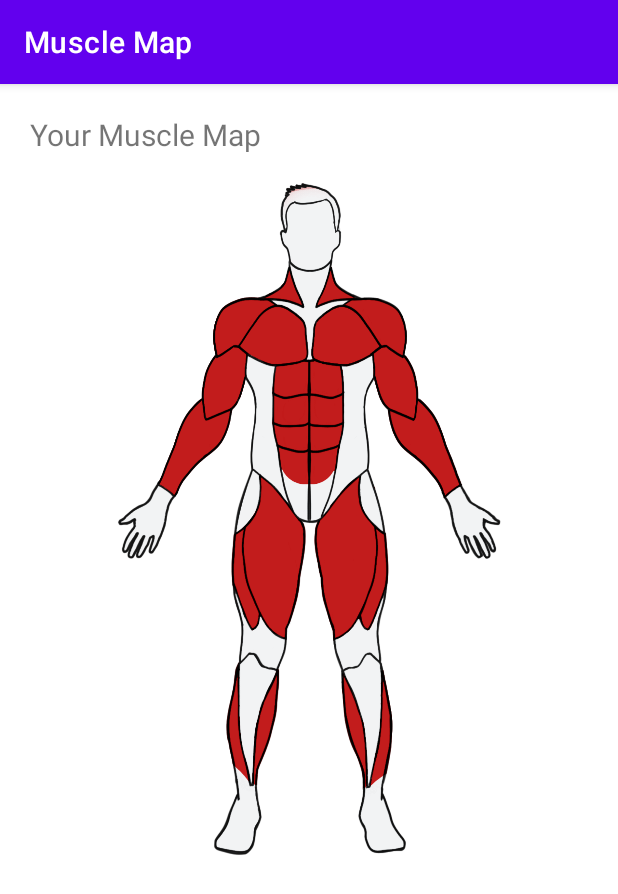
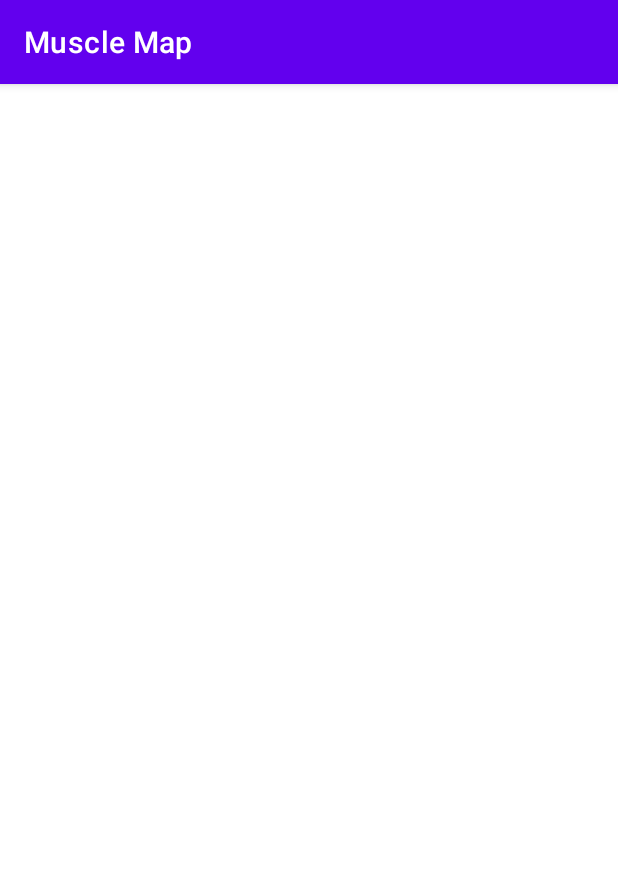
Before and after one commit to dimavrem22/Muscle-Map-Android-App, an Android app: the fragment ExerciseAnalysisFragment shown on its own in the app's theme, on a phone screen of 412 x 824 dp. Shown: the top 894 px of the screen. Run offline under Robolectric (Android 15) with nearby library versions, the phone set to English and light mode, and no system bars.

Commit message:
new images

```diff
--- a/app/src/main/res/layout/fragment_exercise_analysis.xml
+++ b/app/src/main/res/layout/fragment_exercise_analysis.xml
@@ -7,108 +7,6 @@
     android:layout_height="match_parent"
     tools:context=".ExerciseAnalysisFragment">
 
-    <TextView
-        android:id="@+id/textView4"
-        android:layout_width="193dp"
-        android:layout_height="25dp"
-        android:layout_marginStart="20dp"
-        android:layout_marginTop="20dp"
-        android:text="Your Muscle Map"
-        android:textSize="20dp"
-        app:layout_constraintStart_toStartOf="parent"
-        app:layout_constraintTop_toTopOf="parent" />
-
-    <ImageView
-        android:id="@+id/frontViewImage"
-        android:layout_width="wrap_content"
-        android:layout_height="456dp"
-        android:layout_marginTop="15dp"
-        android:src="@drawable/front_view"
-        app:layout_constraintEnd_toEndOf="parent"
-        app:layout_constraintStart_toStartOf="parent"
-        app:layout_constraintTop_toBottomOf="@+id/textView4" />
 
 
-    <ImageView
-        android:id="@+id/bicepsFrontImage"
-        android:layout_width="wrap_content"
-        android:layout_height="456dp"
-        android:layout_marginTop="15dp"
-        android:src="@drawable/biceps_front"
-        app:layout_constraintEnd_toEndOf="parent"
-        app:layout_constraintStart_toStartOf="parent"
-        app:layout_constraintTop_toBottomOf="@+id/textView4" />
-
-    <ImageView
-        android:id="@+id/absFrontImage"
-        android:layout_width="wrap_content"
-        android:layout_height="456dp"
-        android:layout_marginTop="15dp"
-        android:src="@drawable/abs_front"
-        app:layout_constraintEnd_toEndOf="parent"
-        app:layout_constraintStart_toStartOf="parent"
-        app:layout_constraintTop_toBottomOf="@+id/textView4" />
-
-    <ImageView
-        android:id="@+id/trapsFrontImage"
-        android:layout_width="wrap_content"
-        android:layout_height="456dp"
-        android:layout_marginTop="15dp"
-        android:src="@drawable/traps_front"
-        app:layout_constraintEnd_toEndOf="parent"
-        app:layout_constraintStart_toStartOf="parent"
-        app:layout_constraintTop_toBottomOf="@+id/textView4" />
-
-
-    <ImageView
-        android:id="@+id/pecsFrontImage"
-        android:layout_width="wrap_content"
-        android:layout_height="456dp"
-        android:layout_marginTop="15dp"
-        android:src="@drawable/peck_front"
-        app:layout_constraintEnd_toEndOf="parent"
-        app:layout_constraintStart_toStartOf="parent"
-        app:layout_constraintTop_toBottomOf="@+id/textView4" />
-
-    <ImageView
-        android:id="@+id/calvesFrontImage"
-        android:layout_width="wrap_content"
-        android:layout_height="456dp"
-        android:layout_marginTop="15dp"
-        android:src="@drawable/calves_front"
-        app:layout_constraintEnd_toEndOf="parent"
-        app:layout_constraintStart_toStartOf="parent"
-        app:layout_constraintTop_toBottomOf="@+id/textView4" />
-
-
-    <ImageView
-        android:id="@+id/quadsFrontImage"
-        android:layout_width="wrap_content"
-        android:layout_height="456dp"
-        android:layout_marginTop="15dp"
-        android:src="@drawable/quads_front"
-        app:layout_constraintEnd_toEndOf="parent"
-        app:layout_constraintStart_toStartOf="parent"
-        app:layout_constraintTop_toBottomOf="@+id/textView4" />
-
-    <ImageView
-        android:id="@+id/forearmsFrontImage"
-        android:layout_width="wrap_content"
-        android:layout_height="456dp"
-        android:layout_marginTop="15dp"
-        android:src="@drawable/forearems_front"
-        app:layout_constraintEnd_toEndOf="parent"
-        app:layout_constraintStart_toStartOf="parent"
-        app:layout_constraintTop_toBottomOf="@+id/textView4" />
-
-    <ImageView
-        android:id="@+id/shouldersFrontImage"
-        android:layout_width="wrap_content"
-        android:layout_height="456dp"
-        android:layout_marginTop="15dp"
-        android:src="@drawable/shoulders_front"
-        app:layout_constraintEnd_toEndOf="parent"
-        app:layout_constraintStart_toStartOf="parent"
-        app:layout_constraintTop_toBottomOf="@+id/textView4" />
-
 </androidx.constraintlayout.widget.ConstraintLayout>
```
Also changed, not shown: app/src/main/res/drawable-v24/abs_front.png, app/src/main/res/drawable-v24/biceps_front.png, app/src/main/res/drawable-v24/calves_front.png, app/src/main/res/drawable-v24/forearems_front.png, app/src/main/res/drawable-v24/peck_front.png, app/src/main/res/drawable-v24/quads_front.png, app/src/main/res/drawable-v24/shoulders_front.png, app/src/main/res/drawable-v24/traps_front.png.
